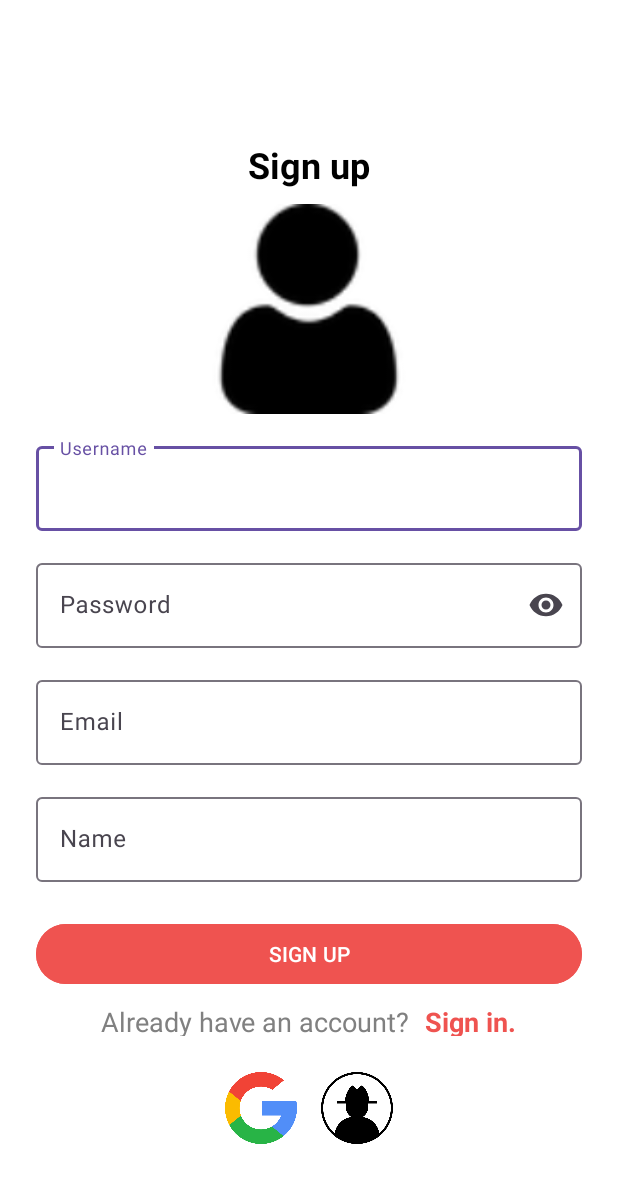
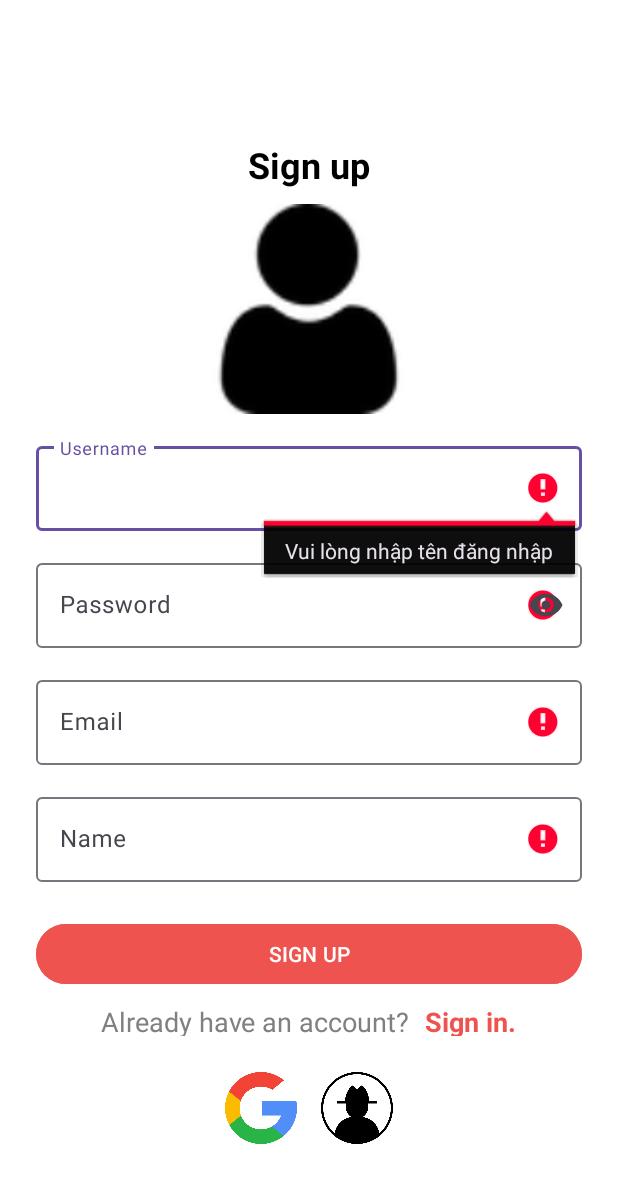
Before and after one commit to dathtph53550/SweetHub, an Android app: the RegisterActivity screen opened directly, with no data from a screen before it, after a tap on "SIGN UP", on a phone screen of 412 x 824 dp. Shown: the top 1183 px of the screen. Run offline under Robolectric (Android 15) with nearby library versions, the phone set to English and light mode, and no system bars; our stand-ins replace Firebase (no records; nobody signed in at launch, a user with empty details on screens opened directly); pictures from the network do not load.

Commit message:
06/12/2024: Validate Login And Register

```diff
--- a/app/src/main/java/com/example/sweethub/LoginActivity.java
+++ b/app/src/main/java/com/example/sweethub/LoginActivity.java
@@ -94,6 +94,12 @@ public class LoginActivity extends AppCompatActivity {
             String _password = txtPass.getText().toString().trim();
             user.setUsername(_username);
             user.setPassword(_password);
+
+            if (_username.isEmpty() || _password.isEmpty()) {
+                if(_username.isEmpty()) txtUser.setError("Vui lòng nhập tên đăng nhập");
+                if(_password.isEmpty()) txtPass.setError("Vui lòng nhập mật khẩu");
+                return;
+            }
 
             if (_username.equals("admin") && _password.equals("adminpass")) {
                 // Hardcoded admin login, no need to call API
--- a/app/src/main/java/com/example/sweethub/MainActivity.java
+++ b/app/src/main/java/com/example/sweethub/MainActivity.java
@@ -22,7 +22,7 @@ import com.example.sweethub.Model.Product;
 import com.google.android.material.bottomnavigation.BottomNavigationView;
 import com.google.android.material.navigation.NavigationBarView;
 
-public class MainActivity extends AppCompatActivity {
+public class    MainActivity extends AppCompatActivity {
 
 
     BottomNavigationView bottomNavigationView;
--- a/app/src/main/java/com/example/sweethub/RegisterActivity.java
+++ b/app/src/main/java/com/example/sweethub/RegisterActivity.java
@@ -5,6 +5,7 @@ import android.content.Intent;
 import android.net.Uri;
 import android.os.Bundle;
 import android.util.Log;
+import android.util.Patterns;
 import android.view.View;
 import android.widget.Button;
 import android.widget.ImageView;
@@ -96,23 +97,54 @@ public class RegisterActivity extends AppCompatActivity {
 
 
 
-        // Xử lý nút Đăng ký
         btnSignUp.setOnClickListener(v -> {
-            RequestBody _username = RequestBody.create(MediaType.parse("multipart/form-data"),txtUsername.getText().toString().trim());
-            RequestBody _password = RequestBody.create(MediaType.parse("multipart/form-data"),txtPass.getText().toString().trim());
-            RequestBody _email = RequestBody.create(MediaType.parse("multipart/form-data"),txtEmail.getText().toString().trim());
-            RequestBody _name = RequestBody.create(MediaType.parse("multipart/form-data"),txtName.getText().toString().trim());
+            // Lấy dữ liệu từ các trường nhập liệu
+            String username = txtUsername.getText().toString().trim();
+            String password = txtPass.getText().toString().trim();
+            String email = txtEmail.getText().toString().trim();
+            String name = txtName.getText().toString().trim();
+
+                if(username.isEmpty() || password.isEmpty() || email.isEmpty() || name.isEmpty()) {
+                    if(username.isEmpty()) txtUsername.setError("Vui lòng nhập tên đăng nhập");
+                    if(password.isEmpty()) txtPass.setError("Vui lòng nhập mật khẩu");
+                    if(email.isEmpty()) txtEmail.setError("Vui lòng nhập email");
+                    if(name.isEmpty()) txtName.setError("Vui lòng nhập tên");
+                    return;
+                }
+
+                else if (password.length() < 6) {
+                    txtPass.setError("Mật khẩu không được để trống và phải có ít nhất 6 ký tự");
+                    txtPass.requestFocus();
+                    return;
+                }
+                else if (!Patterns.EMAIL_ADDRESS.matcher(email).matches()) {
+                    txtEmail.setError("Email không hợp lệ");
+                    txtEmail.requestFocus();
+                    return;
+                } else if(file == null) {
+                    Toast.makeText(RegisterActivity.this, "Vui lòng chọn ảnh đại diện", Toast.LENGTH_SHORT).show();
+                    return;
+                }
+
+            // Tạo các RequestBody cho API
+            RequestBody _username = RequestBody.create(MediaType.parse("multipart/form-data"), username);
+            RequestBody _password = RequestBody.create(MediaType.parse("multipart/form-data"), password);
+            RequestBody _email = RequestBody.create(MediaType.parse("multipart/form-data"), email);
+            RequestBody _name = RequestBody.create(MediaType.parse("multipart/form-data"), name);
+
+            // Xử lý file avatar (nếu có)
             MultipartBody.Part multipartBody;
-            if (file !=null) {
-                RequestBody requestFile = RequestBody.create(MediaType.parse("image/*"),file);
-                multipartBody = MultipartBody.Part.createFormData("avartar",file.getName(),requestFile);
-            }else {
+            if (file != null) {
+                RequestBody requestFile = RequestBody.create(MediaType.parse("image/*"), file);
+                multipartBody = MultipartBody.Part.createFormData("avartar", file.getName(), requestFile);
+            } else {
                 multipartBody = null;
             }
-            Log.d("zzzzzz", "onClick: " + _name);
-            httpRequest.callAPI().register(_username,_password,_email,_name,multipartBody).enqueue(responseUser);
-//            }
+
+            // Gửi yêu cầu đến API
+            httpRequest.callAPI().register(_username, _password, _email, _name, multipartBody).enqueue(responseUser);
         });
+
 
 
         // Chuyển sang màn hình Đăng nhập
--- a/app/src/main/java/com/example/sweethub/servers/ApiServices.java
+++ b/app/src/main/java/com/example/sweethub/servers/ApiServices.java
@@ -28,7 +28,7 @@ import retrofit2.http.Query;
 
 public interface ApiServices {
 
-    public String IPv4 = "192.168.0.100";
+    public String IPv4 = "192.168.2.175";
 
     public static String BASE_URL() {
         return String.format("http://%s:3000/api/", IPv4);
--- a/app/src/main/res/layout/activity_add_product.xml
+++ b/app/src/main/res/layout/activity_add_product.xml
@@ -25,7 +25,7 @@
                 android:id="@+id/tvTitle"
                 android:layout_width="match_parent"
                 android:layout_height="wrap_content"
-                android:background="#6200EE"
+                android:background="#F54749"
                 android:padding="16dp"
                 android:text="Add Product"
                 android:textColor="#FFFFFF"
--- a/app/src/main/res/layout/activity_login.xml
+++ b/app/src/main/res/layout/activity_login.xml
@@ -23,7 +23,7 @@
     <com.google.android.material.textfield.TextInputLayout
         android:layout_width="match_parent"
         android:layout_height="wrap_content"
-        android:hint="Email"
+        android:hint="Username or Email"
         android:layout_marginTop="24dp">
 
         <com.google.android.material.textfield.TextInputEditText
```
